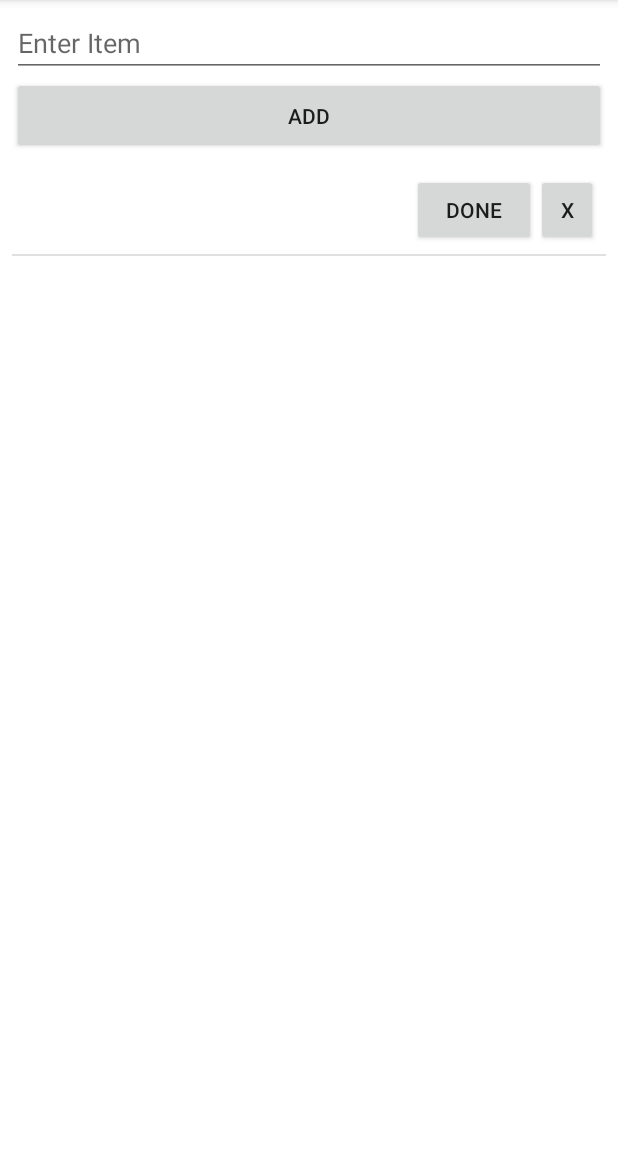
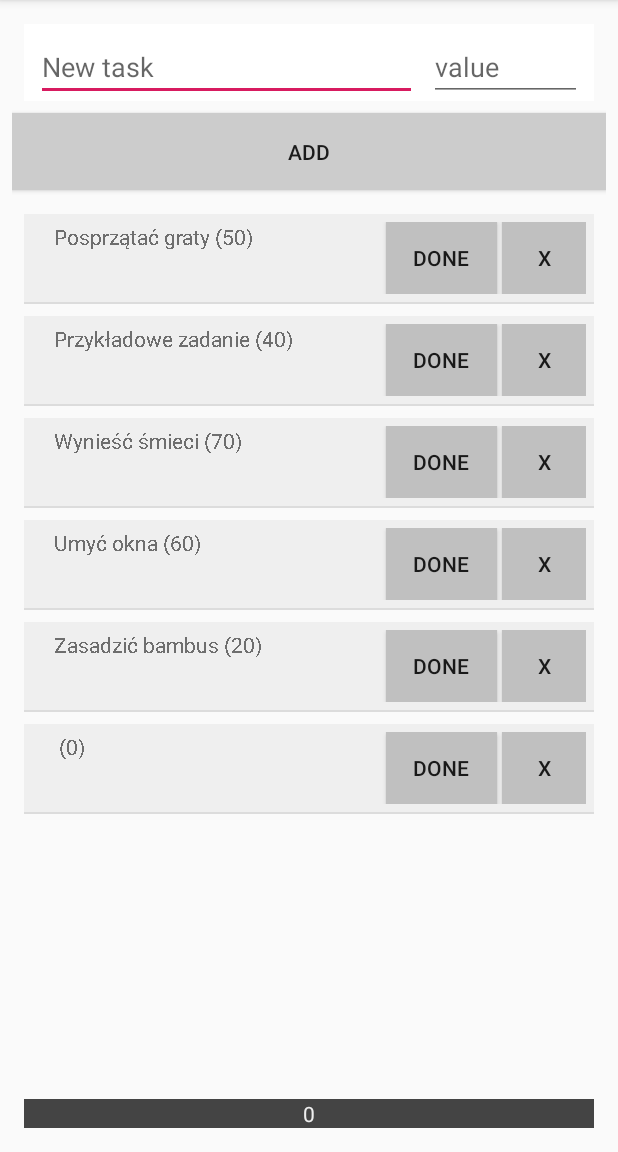
Before and after one commit to Smokovsky/motivatingList, an Android app: the screen it shows after launch (MainActivity), after a tap on "ADD", on a phone screen of 412 x 824 dp, the part 84-1236 px from its top. Run offline under Robolectric (Android 15) with nearby library versions, the phone set to English and light mode, and no system bars.

Commit message:
Obsluga systemu punktow

```diff
--- a/app/src/main/java/smokovsky/motivatinglist/controllers/activities/MainActivity.java
+++ b/app/src/main/java/smokovsky/motivatinglist/controllers/activities/MainActivity.java
@@ -1,22 +1,19 @@
 package smokovsky.motivatinglist.controllers.activities;
 
-import android.content.pm.PackageManager;
-import android.support.v4.content.ContextCompat;
-import android.support.v4.view.ViewPager;
 import android.support.v7.app.AppCompatActivity;
 import android.os.Bundle;
 
 import smokovsky.motivatinglist.R;
+import smokovsky.motivatinglist.model.Profile;
 
 public class MainActivity extends AppCompatActivity {
 
-    private ViewPager mViewPager;
-
-
+    public static Profile profile = new Profile();
 
     @Override
     protected void onCreate(Bundle savedInstanceState) {
         super.onCreate(savedInstanceState);
         setContentView(R.layout.activity_main);
     }
+
 }
--- a/app/src/main/java/smokovsky/motivatinglist/controllers/adapters/TodoAdapter.java
+++ b/app/src/main/java/smokovsky/motivatinglist/controllers/adapters/TodoAdapter.java
@@ -1,6 +1,8 @@
 package smokovsky.motivatinglist.controllers.adapters;
 
 import android.content.Context;
+import android.graphics.Color;
+import android.graphics.Paint;
 import android.view.LayoutInflater;
 import android.view.View;
 import android.view.ViewGroup;
@@ -13,13 +15,14 @@ import android.widget.Toast;
 import java.util.ArrayList;
 
 import smokovsky.motivatinglist.R;
+import smokovsky.motivatinglist.controllers.activities.MainActivity;
 import smokovsky.motivatinglist.controllers.fileController.FileIO;
+import smokovsky.motivatinglist.controllers.fragments.TodoListFragment;
 import smokovsky.motivatinglist.model.Todo;
 
 public class TodoAdapter extends ArrayAdapter<Todo> {
 
     private ArrayList<Todo> todoList;
-
 
     public TodoAdapter(Context context, ArrayList<Todo> todoList) {
         super(context, R.layout.todo_row, todoList);
@@ -33,31 +36,54 @@ public class TodoAdapter extends ArrayAdapter<Todo> {
         final View todoRow = layoutInflater.inflate(R.layout.todo_row, parent, false);
 
         TextView todoName = (TextView) todoRow.findViewById(R.id.todo_name);
-        Button doneTodo = (Button) todoRow.findViewById(R.id.todo_done_button);
-        Button deleteTodo = (Button) todoRow.findViewById(R.id.todo_delete_button);
+        Button doneTodoButton = (Button) todoRow.findViewById(R.id.todo_done_button);
+        Button deleteTodoButton = (Button) todoRow.findViewById(R.id.todo_delete_button);
         LinearLayout background = (LinearLayout) todoRow.findViewById(R.id.todo_background);
 
-
-        deleteTodo.setOnClickListener(new View.OnClickListener(){
+        deleteTodoButton.setOnClickListener(new View.OnClickListener(){
             @Override
             public void onClick(View v) {
-                Toast.makeText(getContext(), "Task " + position + " has been deleted", Toast.LENGTH_SHORT).show();
+                Toast.makeText(getContext(), "Task has been deleted", Toast.LENGTH_SHORT).show();
+                if(getItem(position).getTodoStatus())
+                    MainActivity.profile.addPoints(-(getItem(position).getTodoRewardPoints()));
                 todoList.remove(position);
+                TodoListFragment.sortTodoListByStatus(todoList);
 //                todo: tutaj zapisujemy dane
                 FileIO.saveDataToFile(todoList, getContext());
                 notifyDataSetChanged();
             }
         });
 
-        doneTodo.setOnClickListener(new View.OnClickListener() {
+        doneTodoButton.setOnClickListener(new View.OnClickListener() {
             @Override
             public void onClick(View v) {
-
+                boolean todoStatus = getItem(position).getTodoStatus();
+                if(todoStatus) {
+                    MainActivity.profile.addPoints(-getItem(position).getTodoRewardPoints());
+                } else {
+                    MainActivity.profile.addPoints(getItem(position).getTodoRewardPoints());
+                }
+                getItem(position).setTodoStatus(!todoStatus);
+                TodoListFragment.sortTodoListByStatus(todoList);
+                notifyDataSetChanged();
             }
         });
 
-        todoName.setText(getItem(position).getTodoName());
+        if(getItem(position).getTodoStatus()) {
+            background.setBackgroundColor(Color.rgb(128,128,128));
+            todoName.setPaintFlags(Paint.STRIKE_THRU_TEXT_FLAG);
+            doneTodoButton.setText("Undo");
+            doneTodoButton.setBackgroundColor(Color.rgb(96,96,96));
+            deleteTodoButton.setBackgroundColor(Color.rgb(96,96,96));
+        } else {
+            background.setBackgroundColor(Color.rgb(239, 239, 239));
+            todoName.setPaintFlags(0);
+            doneTodoButton.setText("Done");
+            doneTodoButton.setBackgroundColor(Color.rgb(192,192,192));
+            deleteTodoButton.setBackgroundColor(Color.rgb(192,192,192));
+        }
 
+        todoName.setText(getItem(position).getTodoName() + " (" + getItem(position).getTodoRewardPoints() + ")");
         return todoRow;
     }
 }
--- a/app/src/main/java/smokovsky/motivatinglist/controllers/fragments/TodoEditFragment.java
+++ b/app/src/main/java/smokovsky/motivatinglist/controllers/fragments/TodoEditFragment.java
@@ -14,6 +14,7 @@ import java.util.ArrayList;
 import java.util.Objects;
 
 import smokovsky.motivatinglist.R;
+import smokovsky.motivatinglist.controllers.activities.MainActivity;
 import smokovsky.motivatinglist.controllers.fileController.FileIO;
 import smokovsky.motivatinglist.model.Todo;
 
@@ -24,7 +25,7 @@ public class TodoEditFragment extends Fragment implements View.OnClickListener {
     private ArrayAdapter todoAdapter;
     private int position;
 
-    private Todo todo = new Todo("", false);
+    private Todo todo = new Todo();
     private EditText todoNameInput;
 
     @Override
@@ -64,8 +65,8 @@ public class TodoEditFragment extends Fragment implements View.OnClickListener {
         switch(v.getId()){
 
             case R.id.change_name_button:
-                todoList.set(position, new Todo(todoNameInput.getText().toString(), false));
-                Toast.makeText(getContext(), "Task " + position +" name has been changed", Toast.LENGTH_SHORT).show();
+                todoList.set(position, new Todo(todoNameInput.getText().toString(), false, 0));
+                Toast.makeText(getContext(), "Task name has been changed", Toast.LENGTH_SHORT).show();
 //                todo: tutaj zapisujemy dane
                 FileIO.saveDataToFile(todoList, getContext());
                 todoAdapter.notifyDataSetChanged();
@@ -73,8 +74,11 @@ public class TodoEditFragment extends Fragment implements View.OnClickListener {
                 break;
 
             case R.id.delete_button:
+                if(todoList.get(position).getTodoStatus())
+                    MainActivity.profile.addPoints(-(todoList.get(position).getTodoRewardPoints()));
                 todoList.remove(position);
-                Toast.makeText(getContext(), "Task " + position + " has been deleted", Toast.LENGTH_SHORT).show();
+                Toast.makeText(getContext(), "Task has been deleted", Toast.LENGTH_SHORT).show();
+                TodoListFragment.sortTodoListByStatus(todoList);
 //                todo: tutaj zapisujemy dane
                 FileIO.saveDataToFile(todoList, getContext());
                 todoAdapter.notifyDataSetChanged();
--- a/app/src/main/java/smokovsky/motivatinglist/controllers/fragments/TodoListFragment.java
+++ b/app/src/main/java/smokovsky/motivatinglist/controllers/fragments/TodoListFragment.java
@@ -10,10 +10,14 @@ import android.widget.ArrayAdapter;
 import android.widget.Button;
 import android.widget.EditText;
 import android.widget.ListView;
+import android.widget.TextView;
 import android.widget.Toast;
 import java.util.ArrayList;
+import java.util.Collections;
+import java.util.Comparator;
 
 import smokovsky.motivatinglist.R;
+import smokovsky.motivatinglist.controllers.activities.MainActivity;
 import smokovsky.motivatinglist.controllers.fileController.FileIO;
 import smokovsky.motivatinglist.controllers.adapters.TodoAdapter;
 import smokovsky.motivatinglist.model.Todo;
@@ -21,8 +25,10 @@ import smokovsky.motivatinglist.model.Todo;
 public class TodoListFragment extends Fragment implements View.OnClickListener, AdapterView.OnItemClickListener  {
 
     private EditText newTodoName;
+    private EditText newTodoPoints;
     private Button addNewTaskButton;
     private ListView todoListView;
+    private static TextView pointsMeter;
     private Todo todo = null;
 
     public ArrayList<Todo> todoList;
@@ -35,11 +41,14 @@ public class TodoListFragment extends Fragment implements View.OnClickListener,
         View view = inflater.inflate(R.layout.fragment_todo_list, container, false);
 
         newTodoName = view.findViewById(R.id.new_task_name_text);
+        newTodoPoints = view.findViewById(R.id.new_task_points_text);
         addNewTaskButton = view.findViewById(R.id.add_new_task_btn);
         todoListView = view.findViewById(R.id.tasks_list);
+        pointsMeter = view.findViewById(R.id.points_meter);
+
+
 /**
- *
- *    *   *  * ******************** *   *    *  OPIS PROBLEMU  *    *   * ******************** *  *   *
+ ******************************************* OPIS PROBLEMU ***************************************
  *
  *
  *       Program za pierwszym razem się włącza i działa poprawnie aż do zamknięcia.
@@ -47,20 +56,22 @@ public class TodoListFragment extends Fragment implements View.OnClickListener,
  *       w związku z problem zapisu lub odczytu do pliku (controllers/fileController/FileIO).
  *
  *
- *    *   *  * ******************** *   *    *        *        *    *   * ******************** *  *   *
+ *************************************************************************************************
  */
 
 //        todo: tutaj wczytujemy dane
-        todoList = FileIO.loadDataFromFile(getContext());
+//        todoList = FileIO.loadDataFromFile(getContext());
 
 
 //        --------------------------------------------------------
-////        AKTUALNIE NIEAKTYWNE
+//        AKTUALNIE AKTYWNE
 //        todo: tutaj w zastepstwie byl generowany nowy ArrayList i kilka obiektów
-//        todoList = new ArrayList<Todo>();
-//        todoList.add(new Todo("Zadanie testowe", false));
-//        todoList.add(new Todo("Zadanie testowe 2", false));
-//        todoList.add(new Todo("Zadanie testowe 3", false));
+        todoList = new ArrayList<Todo>();
+        todoList.add(new Todo("Posprzątać graty", false, 50));
+        todoList.add(new Todo("Przykładowe zadanie", false, 40));
+        todoList.add(new Todo("Wynieść śmieci", false, 70));
+        todoList.add(new Todo("Umyć okna", false, 60));
+        todoList.add(new Todo("Zasadzić bambus", false, 20));
 //        --------------------------------------------------------
 
         todoAdapter = new TodoAdapter(getContext(), todoList);
@@ -69,18 +80,27 @@ public class TodoListFragment extends Fragment implements View.OnClickListener,
         addNewTaskButton.setOnClickListener(this);
         todoListView.setOnItemClickListener(this);
 
+        sortTodoListByStatus(todoList);
         todoAdapter.notifyDataSetChanged();
+
         return view;
     }
 
     @Override
     public void onClick(View v) {
         switch(v.getId()){
+
             case R.id.add_new_task_btn:
                 String itemEntered = newTodoName.getText().toString();
-                todo = new Todo(itemEntered, false);
+                int pointsEntered = 0;
+                if(newTodoPoints.getText().length() > 0)
+                    pointsEntered = new Integer(newTodoPoints.getText().toString());
+                else
+                    pointsEntered = 0;
+                todo = new Todo(itemEntered, false, pointsEntered);
                 addTodo(todo);
                 newTodoName.setText("");
+                newTodoPoints.setText("");
                 break;
         }
     }
@@ -88,7 +108,6 @@ public class TodoListFragment extends Fragment implements View.OnClickListener,
     @Override
     public void onItemClick(AdapterView<?> parent, View view, int position, long id) {
         openEditTodoFragment(position);
-        Toast.makeText(getContext(), "Task " + position + " has been clicked", Toast.LENGTH_SHORT).show();
     }
 
     private void openEditTodoFragment(int position){
@@ -108,6 +127,19 @@ public class TodoListFragment extends Fragment implements View.OnClickListener,
         todoAdapter.add(todo);
 //        todo: tutaj zapisujemy dane
         FileIO.saveDataToFile(todoList, getContext());
-        Toast.makeText(getContext(), "Task " + (todoList.size()-1) + " added succesfully", Toast.LENGTH_SHORT).show();
+        sortTodoListByStatus(todoList);
+        todoAdapter.notifyDataSetChanged();
+        Toast.makeText(getContext(), "Task added succesfully", Toast.LENGTH_SHORT).show();
+    }
+
+    static public void sortTodoListByStatus(ArrayList<Todo> todoList){
+        Collections.sort(todoList, new Comparator<Todo>() {
+            @Override
+            public int compare(Todo o1, Todo o2) {
+                return Boolean.compare(o1.getTodoStatus(),o2.getTodoStatus());
+            }
+        });
+
+        TodoListFragment.pointsMeter.setText(new Integer(MainActivity.profile.getPoints()).toString());
     }
 }
--- /dev/null
+++ b/app/src/main/java/smokovsky/motivatinglist/model/Profile.java
@@ -0,0 +1,21 @@
+package smokovsky.motivatinglist.model;
+
+public class Profile {
+
+    String name;
+
+    int points;
+
+    public Profile(){
+        name = "unnamed";
+        points=0;
+    }
+
+    public void addPoints(int points){
+        this.points+=points;
+    }
+
+    public int getPoints(){
+        return points;
+    }
+}
--- a/app/src/main/java/smokovsky/motivatinglist/model/Todo.java
+++ b/app/src/main/java/smokovsky/motivatinglist/model/Todo.java
@@ -7,9 +7,17 @@ public class Todo {
 
     boolean todoStatus;
 
-    public Todo (String name, boolean status){
-        todoName=name;
-        todoStatus=status;
+    int todoRewardPoints;
+
+    public Todo (String todoName, boolean todoStatus, int todoRewardPoints){
+        this.todoName = todoName;
+        this.todoStatus = todoStatus;
+        this.todoRewardPoints = todoRewardPoints;
+    }
+
+    public Todo(){
+        todoName = "";
+        todoStatus = false;
     }
 
     public String getTodoName() {
@@ -19,4 +27,13 @@ public class Todo {
     public void setTodoName(String todoName) {
         this.todoName = todoName;
     }
+
+    public boolean getTodoStatus() { return todoStatus; }
+
+    public void setTodoStatus(boolean todoStatus) { this.todoStatus = todoStatus; }
+
+    public int getTodoRewardPoints() { return todoRewardPoints; }
+
+    public void setTodoRewardPoints(int todoRewardPoints) { this.todoRewardPoints = todoRewardPoints; }
+
 }
--- a/app/src/main/res/layout/activity_main.xml
+++ b/app/src/main/res/layout/activity_main.xml
@@ -9,17 +9,18 @@
     tools:context=".controllers.activities.MainActivity">
 
     <fragment
-        android:id="@+id/edit_name_fragment"
-        android:name="smokovsky.motivatinglist.controllers.fragments.TodoEditFragment"
-        android:layout_width="match_parent"
-        android:layout_height="match_parent"
-        tools:layout="@layout/fragment_edit_name" />
-
-    <fragment
         android:id="@+id/to_do_list_fragment"
         android:name="smokovsky.motivatinglist.controllers.fragments.TodoListFragment"
-        android:layout_width="match_parent"
-        android:layout_height="match_parent"
+        android:layout_width="0dp"
+        android:layout_height="0dp"
+        android:layout_marginStart="8dp"
+        android:layout_marginTop="8dp"
+        android:layout_marginEnd="8dp"
+        android:layout_marginBottom="8dp"
+        app:layout_constraintBottom_toBottomOf="parent"
+        app:layout_constraintEnd_toEndOf="parent"
+        app:layout_constraintStart_toStartOf="parent"
+        app:layout_constraintTop_toTopOf="parent"
         tools:layout="@layout/fragment_todo_list" />
 
 </android.support.constraint.ConstraintLayout>
--- a/app/src/main/res/layout/fragment_todo_list.xml
+++ b/app/src/main/res/layout/fragment_todo_list.xml
@@ -6,24 +6,22 @@
     android:layout_height="match_parent"
     android:orientation="vertical">
 
-
     <android.support.constraint.ConstraintLayout
         android:layout_width="match_parent"
         android:layout_height="match_parent">
 
-        <TextView
-            android:id="@+id/background"
+        <LinearLayout
+            android:id="@+id/input_section"
             android:layout_width="match_parent"
-            android:layout_height="match_parent"
+            android:layout_height="0dp"
             android:layout_marginStart="8dp"
             android:layout_marginTop="8dp"
             android:layout_marginEnd="8dp"
-            android:layout_marginBottom="8dp"
             android:background="#FFF"
-            app:layout_constraintBottom_toBottomOf="parent"
+            android:orientation="horizontal"
             app:layout_constraintEnd_toEndOf="parent"
             app:layout_constraintStart_toStartOf="parent"
-            app:layout_constraintTop_toTopOf="parent" />
+            app:layout_constraintTop_toTopOf="parent">
 
             <EditText
                 android:id="@+id/new_task_name_text"
@@ -32,35 +30,48 @@
                 android:layout_marginStart="8dp"
                 android:layout_marginTop="8dp"
                 android:layout_marginEnd="8dp"
-            android:layout_weight="4"
-            android:hint="Enter Item"
-            app:layout_constraintEnd_toEndOf="parent"
+                android:layout_weight="5"
+                android:hint="New task"
+                android:inputType="text"
+                app:layout_constraintEnd_toStartOf="@+id/new_task_points_text"
                 app:layout_constraintStart_toStartOf="parent"
                 app:layout_constraintTop_toTopOf="parent" />
 
+            <EditText
+                android:id="@+id/new_task_points_text"
+                android:layout_width="0dp"
+                android:layout_height="43dp"
+                android:layout_marginLeft="5dp"
+                android:layout_marginTop="8dp"
+                android:layout_marginEnd="8dp"
+                android:layout_weight="2"
+                android:hint="value"
+                android:inputType="number"
+                app:layout_constraintEnd_toEndOf="parent"
+                app:layout_constraintTop_toTopOf="parent" />
+
+        </LinearLayout>
+
         <Button
             android:id="@+id/add_new_task_btn"
-            android:layout_width="0dp"
+            android:layout_width="match_parent"
             android:layout_height="51dp"
-            android:layout_marginStart="8dp"
-            android:layout_marginEnd="8dp"
+            android:layout_marginTop="8dp"
             android:layout_weight="1"
+            android:background="#CCC"
             android:text="add"
-            app:layout_constraintEnd_toEndOf="parent"
-            app:layout_constraintHorizontal_bias="0.0"
-            app:layout_constraintStart_toStartOf="parent"
-            tools:layout_editor_absoluteY="115dp"
-            app:layout_constraintTop_toBottomOf="@+id/new_task_name_text"/>
+            app:layout_constraintTop_toBottomOf="@+id/input_section"
+            tools:layout_editor_absoluteX="8dp" />
 
         <FrameLayout
-            android:layout_width="0dp"
+            android:layout_width="match_parent"
             android:layout_height="0dp"
             android:layout_marginStart="8dp"
             android:layout_marginTop="8dp"
             android:layout_marginEnd="8dp"
             android:layout_marginBottom="8dp"
             android:orientation="vertical"
-            app:layout_constraintBottom_toBottomOf="parent"
+            app:layout_constraintBottom_toTopOf="@+id/points_meter"
             app:layout_constraintEnd_toEndOf="parent"
             app:layout_constraintStart_toStartOf="parent"
             app:layout_constraintTop_toBottomOf="@+id/add_new_task_btn">
@@ -73,7 +84,21 @@
                 tools:layout_editor_absoluteY="328dp" />
         </FrameLayout>
 
+        <TextView
+            android:id="@+id/points_meter"
+            android:layout_width="match_parent"
+            android:layout_height="wrap_content"
+            android:layout_marginStart="8dp"
+            android:layout_marginEnd="8dp"
+            android:layout_marginBottom="8dp"
+            android:background="#444"
+            android:text="Points: 0"
+            android:textAlignment="center"
+            android:textColor="#EEE"
+            app:layout_constraintBottom_toBottomOf="parent"
+            app:layout_constraintEnd_toEndOf="parent"
+            app:layout_constraintStart_toStartOf="parent" />
+
     </android.support.constraint.ConstraintLayout>
 
-
 </android.support.constraint.ConstraintLayout>
--- a/app/src/main/res/layout/todo_row.xml
+++ b/app/src/main/res/layout/todo_row.xml
@@ -1,7 +1,7 @@
 <?xml version="1.0" encoding="utf-8"?>
 <android.support.constraint.ConstraintLayout
     xmlns:android="http://schemas.android.com/apk/res/android"
-    xmlns:tools="http://schemas.android.com/tools"
+    xmlns:app="http://schemas.android.com/apk/res-auto"
     android:layout_width="match_parent"
     android:layout_height="match_parent"
     android:descendantFocusability="blocksDescendants"
@@ -10,24 +10,29 @@
     <LinearLayout
         android:id="@+id/todo_background"
         android:layout_width="match_parent"
-        android:layout_height="match_parent"
+        android:layout_height="0dp"
+        android:layout_marginTop="8dp"
+        android:background="#EEE"
         android:orientation="horizontal"
-        android:paddingLeft="20dp"
+        android:paddingStart="20dp"
         android:paddingTop="5dp"
-        android:paddingRight="5dp"
-        android:paddingBottom="5dp">
+        android:paddingEnd="5dp"
+        android:paddingBottom="5dp"
+        app:layout_constraintTop_toTopOf="parent">
 
         <TextView
             android:id="@+id/todo_name"
             android:layout_width="0dp"
             android:layout_height="wrap_content"
             android:layout_weight="12"
+            android:paddingBottom="20dp"
             android:text="TextView" />
 
         <Button
             android:id="@+id/todo_done_button"
             android:layout_width="0dp"
             android:layout_height="wrap_content"
+            android:layout_gravity="center_horizontal|center_vertical"
             android:layout_weight="4"
             android:text="DONE" />
 
@@ -35,7 +40,9 @@
             android:id="@+id/todo_delete_button"
             android:layout_width="0dp"
             android:layout_height="wrap_content"
-            android:layout_weight="2"
+            android:layout_gravity="center_horizontal|center_vertical"
+            android:layout_marginStart="3dp"
+            android:layout_weight="3"
             android:text="X" />
     </LinearLayout>
 
```
Lines whose indentation alone changed are shown as unchanged.
